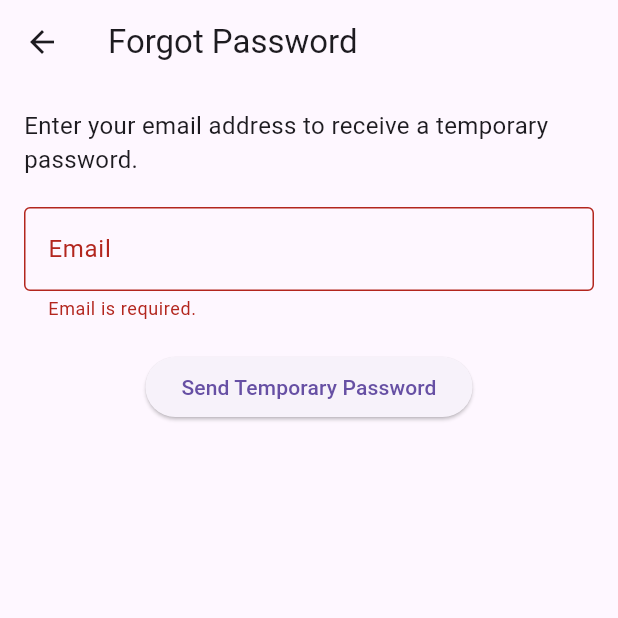
After one commit to Spyros34/TableTapMobile, a Flutter app: the ForgotPasswordScreen screen opened directly, after a tap on "Send Temporary Password", on a phone screen of 412 x 824 dp, the top half of it. The commit adds this screen. Run offline on Flutter 3.47's test engine with Material 3 defaults, Android fonts, the phone set to English and light mode, and no system bars; our stand-ins replace dio, image_picker, shared_preferences; missing offline and left inert: qr_code_scanner, qr_code_tools; accounts and stored records are empty.

Commit message:
customer forgot password logic

```diff
--- /dev/null
+++ b/customer_app/lib/screens/forgot_password_screen.dart
@@ -0,0 +1,124 @@
+import 'package:flutter/material.dart';
+import 'package:http/http.dart' as http;
+import 'dart:convert';
+
+class ForgotPasswordScreen extends StatefulWidget {
+  const ForgotPasswordScreen({Key? key}) : super(key: key);
+
+  @override
+  _ForgotPasswordScreenState createState() => _ForgotPasswordScreenState();
+}
+
+class _ForgotPasswordScreenState extends State<ForgotPasswordScreen> {
+  final _formKey = GlobalKey<FormState>();
+  final TextEditingController emailController = TextEditingController();
+  bool isLoading = false;
+
+  Future<void> _sendForgotPasswordRequest() async {
+    if (!_formKey.currentState!.validate()) {
+      return;
+    }
+
+    setState(() {
+      isLoading = true;
+    });
+
+    final url = 'http://127.0.0.1:8000/forgot-password'; // Adjust URL if needed
+    final headers = {
+      'Content-Type': 'application/json',
+      'Accept': 'application/json',
+    };
+
+    try {
+      final response = await http.post(
+        Uri.parse(url),
+        headers: headers,
+        body: json.encode({
+          'email': emailController.text.trim(),
+        }),
+      );
+
+      setState(() {
+        isLoading = false;
+      });
+
+      if (response.statusCode == 200) {
+        final responseData = json.decode(response.body);
+        ScaffoldMessenger.of(context).showSnackBar(
+          SnackBar(
+            content: Text(responseData['message'] ??
+                'A temporary password has been sent to your email.'),
+          ),
+        );
+      } else {
+        final responseData = json.decode(response.body);
+        ScaffoldMessenger.of(context).showSnackBar(
+          SnackBar(
+            content: Text(responseData['error'] ?? 'Request failed.'),
+          ),
+        );
+      }
+    } catch (e) {
+      setState(() {
+        isLoading = false;
+      });
+      ScaffoldMessenger.of(context).showSnackBar(
+        SnackBar(content: Text('Connection error: $e')),
+      );
+    }
+  }
+
+  @override
+  void dispose() {
+    emailController.dispose();
+    super.dispose();
+  }
+
+  @override
+  Widget build(BuildContext context) {
+    return Scaffold(
+      appBar: AppBar(title: const Text('Forgot Password')),
+      body: isLoading
+          ? const Center(child: CircularProgressIndicator())
+          : Padding(
+              padding: const EdgeInsets.all(16.0),
+              child: Form(
+                key: _formKey,
+                child: Column(
+                  children: [
+                    const Text(
+                      'Enter your email address to receive a temporary password.',
+                      style: TextStyle(fontSize: 16),
+                    ),
+                    const SizedBox(height: 20),
+                    TextFormField(
+                      controller: emailController,
+                      keyboardType: TextInputType.emailAddress,
+                      decoration: const InputDecoration(
+                        labelText: 'Email',
+                        border: OutlineInputBorder(),
+                      ),
+                      validator: (value) {
+                        if (value == null || value.trim().isEmpty) {
+                          return 'Email is required.';
+                        }
+                        if (!RegExp(
+                                r"^[a-zA-Z0-9._%+-]+@[a-zA-Z0-9.-]+\.[a-zA-Z]+")
+                            .hasMatch(value)) {
+                          return 'Enter a valid email.';
+                        }
+                        return null;
+                      },
+                    ),
+                    const SizedBox(height: 20),
+                    ElevatedButton(
+                      onPressed: _sendForgotPasswordRequest,
+                      child: const Text('Send Temporary Password'),
+                    ),
+                  ],
+                ),
+              ),
+            ),
+    );
+  }
+}
--- a/customer_app/lib/screens/login_screen.dart
+++ b/customer_app/lib/screens/login_screen.dart
@@ -4,6 +4,7 @@ import 'dart:convert';
 import 'package:shared_preferences/shared_preferences.dart';
 import 'signup_screen.dart';
 import 'main_screen.dart'; // Import MainScreen
+import 'forgot_password_screen.dart';
 
 class LoginScreen extends StatefulWidget {
   @override
@@ -185,7 +186,23 @@ class _LoginScreenState extends State<LoginScreen> {
                                         ),
                                       ),
                                     ),
+
                                     const SizedBox(height: 20),
+                                    // Forgot Password Button
+                                    TextButton(
+                                      onPressed: () {
+                                        Navigator.of(context).push(
+                                          MaterialPageRoute(
+                                              builder: (context) =>
+                                                  ForgotPasswordScreen()),
+                                        );
+                                      },
+                                      child: const Text(
+                                        'Forgot Password?',
+                                        style: TextStyle(color: Colors.blue),
+                                      ),
+                                    ),
+                                    const SizedBox(height: 10),
                                     TextButton(
                                       onPressed: () {
                                         Navigator.of(context).push(
```
